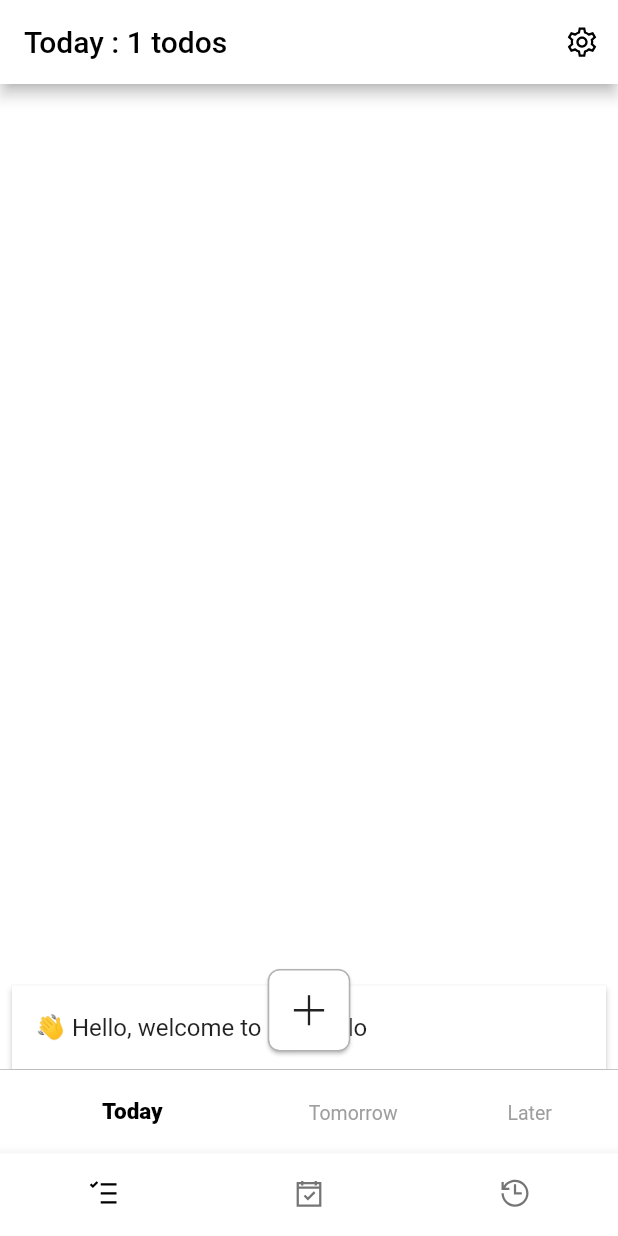
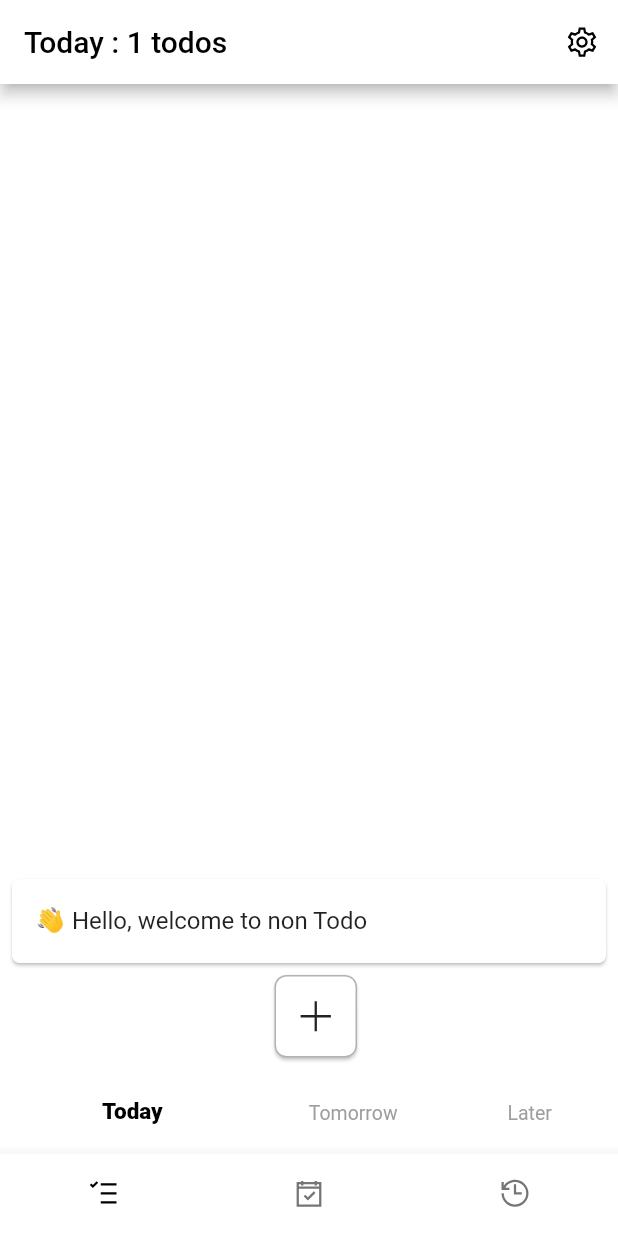
Before and after one commit to krapjost/non, a Flutter app: the screen it shows after launch, on a phone screen of 412 x 824 dp. Run offline on Flutter 3.47's test engine with Material 2 defaults, Android fonts, the phone set to English and light mode, and no system bars; our stand-ins replace firebase_auth, flutter_hooks, flutter_riverpod, go_router, google_fonts, hive and 4 more; missing offline and left inert: a package; accounts and stored records are empty.

Commit message:
move addtodo button from floating to inside column

```diff
--- a/app/lib/ui/pages/historyPage.dart
+++ b/app/lib/ui/pages/historyPage.dart
@@ -9,7 +9,7 @@ class HistoryPage extends HookConsumerWidget {
     List<Widget> completedList = ref
         .watch(todoControllerProvider)
         .all
-        .where((todo) => todo.completed)
+        /* .where((todo) => todo.completed) */
         .map(
           (todo) => Container(
             alignment: Alignment.center,
@@ -23,8 +23,11 @@ class HistoryPage extends HookConsumerWidget {
           ),
         )
         .toList();
-    return Column(
-      children: completedList,
+    return Scaffold(
+      appBar: AppBar(title: const Text("history")),
+      body: ListView(
+        children: completedList,
+      ),
     );
   }
 }
--- a/app/lib/ui/pages/todo/todoTab.dart
+++ b/app/lib/ui/pages/todo/todoTab.dart
@@ -20,14 +20,14 @@ class TodoTab extends ConsumerWidget {
         TodoListWidget(
           todoFor: todoFor,
         ),
-        hasFocus
-            ? BackdropFilter(
-                filter: ImageFilter.blur(sigmaX: 2.0, sigmaY: 2.0),
-                child: Container(
-                  color: filterColor,
-                ),
-              )
-            : const SizedBox(),
+        /* hasFocus */
+        /*     ? BackdropFilter( */
+        /*         filter: ImageFilter.blur(sigmaX: 2.0, sigmaY: 2.0), */
+        /*         child: Container( */
+        /*           color: filterColor, */
+        /*         ), */
+        /*       ) */
+        /*     : const SizedBox(), */
       ],
     );
   }
--- a/app/lib/ui/pages/todoPage.dart
+++ b/app/lib/ui/pages/todoPage.dart
@@ -71,9 +71,9 @@ class TodoPage extends HookConsumerWidget {
         ],
       ),
       body: views[page.value],
-      floatingActionButton: AddTodoInput(addTodoFor: keys[page.value]),
-      floatingActionButtonLocation:
-          FloatingActionButtonLocation.miniCenterFloat,
+      /* floatingActionButton: AddTodoInput(addTodoFor: keys[page.value]), */
+      /* floatingActionButtonLocation: */
+      /*     FloatingActionButtonLocation.miniCenterFloat, */
     );
   }
 }
--- a/app/lib/ui/widgets/addTodoInputWidget.dart
+++ b/app/lib/ui/widgets/addTodoInputWidget.dart
@@ -76,10 +76,11 @@ class AddTodoInput extends HookConsumerWidget {
     }
 
     return AnimatedContainer(
+      padding: const EdgeInsets.all(8),
       duration: const Duration(milliseconds: 300),
       curve: Curves.easeOutSine,
-      width: hasFocus ? size.width * 0.9 : 55,
-      height: hasFocus ? 120 : 55,
+      width: hasFocus ? size.width : 80,
+      /* height: hasFocus ? 120 : 55, */
       child: Column(
         mainAxisAlignment: MainAxisAlignment.end,
         children: [
--- a/app/lib/ui/widgets/todoListWidget.dart
+++ b/app/lib/ui/widgets/todoListWidget.dart
@@ -3,6 +3,7 @@ import 'package:go_router/go_router.dart';
 import 'package:hooks_riverpod/hooks_riverpod.dart';
 import 'package:non/controllers/todo.dart';
 import 'package:non/models/todo.dart';
+import 'package:non/ui/widgets/addTodoInputWidget.dart';
 
 class Toolbar extends ConsumerWidget {
   const Toolbar({Key? key, required this.todoFor}) : super(key: key);
@@ -37,14 +38,18 @@ class TodoItem extends StatelessWidget {
   final Todo todo;
   @override
   Widget build(BuildContext context) {
-    return Material(
-      elevation: 2,
+    return Padding(
+      padding: const EdgeInsets.only(top: 2.0),
+      child: Material(
+        borderRadius: BorderRadius.circular(5),
+        elevation: 1,
         child: ListTile(
           onTap: () {
             context.push('/timer/${todo.id}');
           },
           title: Text(
             todo.description,
+          ),
         ),
       ),
     );
@@ -115,9 +120,10 @@ class TodoListWidget extends HookConsumerWidget {
               child: SingleChildScrollView(
                   padding: const EdgeInsets.symmetric(horizontal: 8),
                   child: Column(children: todoItems))),
-          if (todos.isNotEmpty) const Divider(),
+          /* if (todos.isNotEmpty) const Divider(), */
           /* Toolbar(todoFor: todoFor), */
-          const Divider()
+          /* const Divider(), */
+          AddTodoInput(addTodoFor: todoFor),
         ],
       ),
     );
```
Lines whose indentation alone changed are shown as unchanged.
